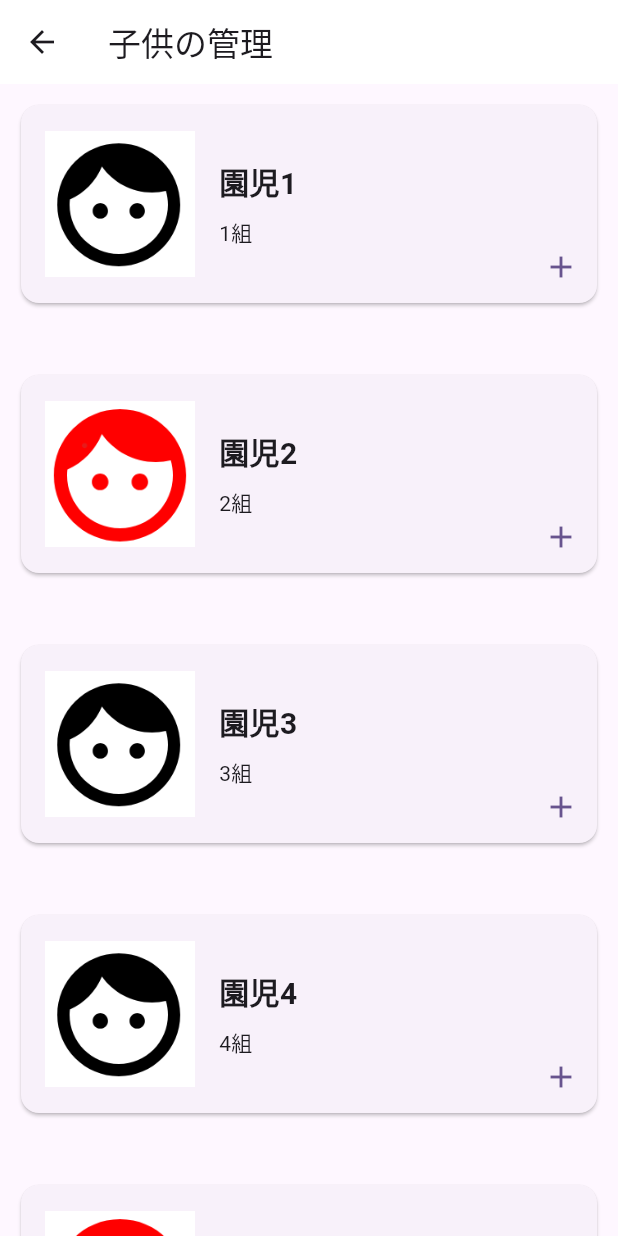
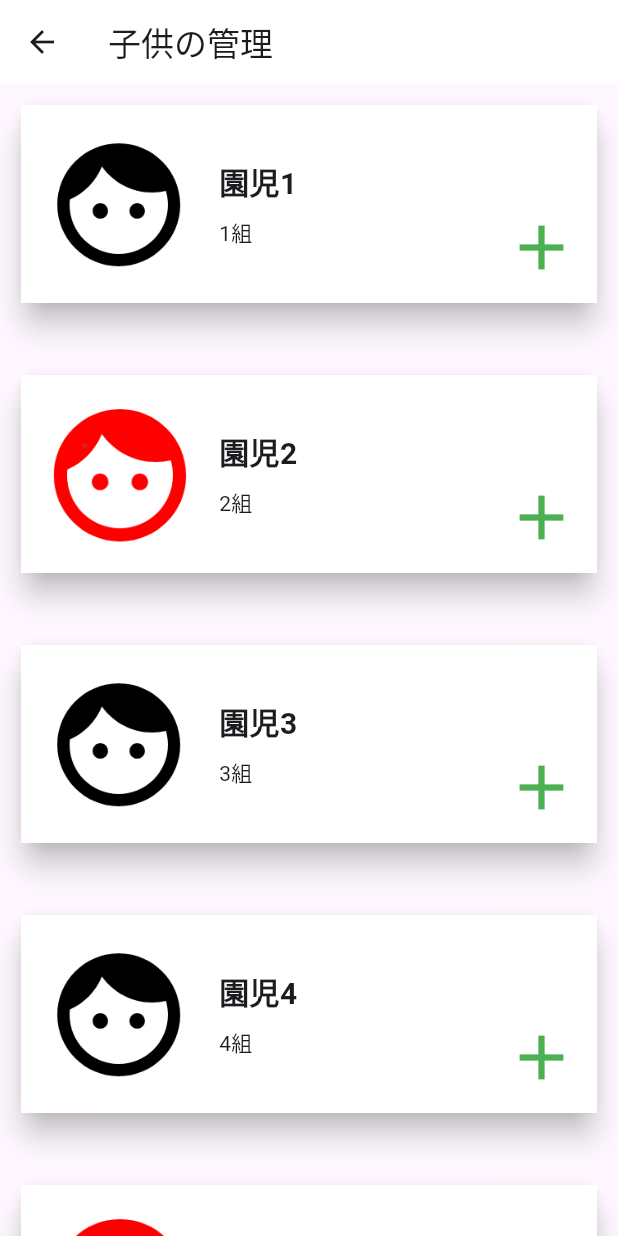
Before and after one commit to GreenTeaProgrammers/WhereChildBus, a Flutter app: the BusChildManagePage screen opened directly, on a phone screen of 412 x 824 dp. Run offline on Flutter 3.47's test engine with Material 3 defaults, Android fonts, the phone set to English and light mode, and no system bars; our stand-ins replace fixnum, flutter_dotenv, image_picker; missing offline and left inert: grpc, protobuf.

Commit message:
feat:ボタンののタップ操作を実装

```diff
--- a/frontend/where_child_bus/lib/components/child_list/child_list_with_button.dart
+++ b/frontend/where_child_bus/lib/components/child_list/child_list_with_button.dart
@@ -1,5 +1,5 @@
 import 'package:flutter/material.dart';
-import 'package:where_child_bus/components/child_list/element/child_list_element.dart';
+import 'package:where_child_bus/components/child_list/element/child_list_element_with_button.dart';
 
 enum ButtonIconType { add, remove }
 
@@ -29,52 +29,23 @@ class _ChildListWithButtonState extends State<ChildListWithButton> {
     return ListView.separated(
       itemCount: widget.childNames.length,
       separatorBuilder: (BuildContext context, int index) => const Divider(height: 20, color: Colors.transparent),
-      itemBuilder: (BuildContext context, int index) => ChildListElementWithButton(widget: widget, context: context, index: index),
+      itemBuilder: (BuildContext context, int index) {
+        // ChildListElementWithButtonに必要な情報を渡す
+        return ChildListElementWithButton(
+          childName: widget.childNames[index],
+          groupName: widget.groupNames[index],
+          image: widget.images[index],
+          buttonIconType: widget.buttonIconTypes[index], // 各アイテムに対応するアイコンタイプ
+          onTap: () {
+            // ここでリストアイテムがタップされたときの動作を定義
+            print("${widget.childNames[index]}がタップされました");
+          },
+          onButtonTap: () {
+            // ここでアイコンボタンがタップされたときの動作を定義
+            print("${widget.childNames[index]}のボタンがタップされました");
+          },
+        );
+      },
     );
   }
 }
-
-class ChildListElementWithButton extends StatelessWidget {
-  const ChildListElementWithButton({
-    super.key,
-    required this.widget,
-    required this.context,
-    required this.index,
-  });
-
-  final ChildListWithButton widget;
-  final BuildContext context;
-  final int index;
-
-  @override
-  Widget build(BuildContext context) {
-    // 各アイテムに対応するボタンアイコンタイプを取得
-    ButtonIconType buttonIconType = widget.buttonIconTypes[index];
-
-    return Padding(
-      padding: const EdgeInsets.all(10),
-      child: Stack(
-        children: [
-          ChildListElement(
-            title: widget.childNames[index],
-            subtitle: widget.groupNames[index],
-            imagePath: "assets/images/face_${widget.images[index]}.png",
-            onTap: widget.callback,
-          ),
-          Positioned(
-            right: 4,
-            bottom: 4,
-            child: IconButton(
-              icon: Icon(buttonIconType == ButtonIconType.add ? Icons.add : Icons.remove),
-              onPressed: () {
-                // ここにボタンタップ時のアクションを実装
-              },
-              color: Theme.of(context).primaryColor,
-              iconSize: 24.0,
-            ),
-          ),
-        ],
-      ),
-    );
-  }
-}
--- a/frontend/where_child_bus/lib/components/child_list/element/child_list_element.dart
+++ b/frontend/where_child_bus/lib/components/child_list/element/child_list_element.dart
@@ -19,9 +19,12 @@ class ChildListElement extends StatelessWidget {
 
   @override
   Widget build(BuildContext context) {
-    return InkWell(
-      onTap: onTap,
-      child: Card(
+    return Card(
+      elevation: 8,
+      child: Material(
+        color: Colors.white, // Cardの背景色
+        child: InkWell(
+          onTap: onTap, // タップ時のアクション
           child: Padding(
             padding: const EdgeInsets.all(16.0),
             child: Row(
@@ -43,6 +46,7 @@ class ChildListElement extends StatelessWidget {
             ),
           ),
         ),
+      ),
     );
   }
 }
--- /dev/null
+++ b/frontend/where_child_bus/lib/components/child_list/element/child_list_element_with_button.dart
@@ -0,0 +1,75 @@
+import 'package:flutter/material.dart';
+import 'package:where_child_bus/components/child_list/child_list_with_button.dart';
+import 'package:where_child_bus/components/child_list/element/child_list_element.dart';
+
+
+class ChildListElementWithButton extends StatefulWidget {
+  final String childName;
+  final String groupName;
+  final String image;
+  final VoidCallback? onTap;
+  final VoidCallback? onButtonTap;
+  final ButtonIconType buttonIconType;
+
+  ChildListElementWithButton({
+    Key? key,
+    required this.childName,
+    required this.groupName,
+    required this.image,
+    this.onTap,
+    this.onButtonTap,
+    this.buttonIconType = ButtonIconType.add, // デフォルト値を提供
+  }) : super(key: key);
+
+  @override
+  _ChildListElementWithButtonState createState() => _ChildListElementWithButtonState();
+}
+
+class _ChildListElementWithButtonState extends State<ChildListElementWithButton> {
+  ButtonIconType? currentButtonType;
+
+  @override
+  void initState() {
+    super.initState();
+    currentButtonType = widget.buttonIconType; // 初期アイコンタイプを設定
+  }
+
+  @override
+  Widget build(BuildContext context) {
+    return Padding(
+      padding: const EdgeInsets.all(10),
+      child: Stack(
+        children: [
+          ChildListElement(
+            title: widget.childName,
+            subtitle: widget.groupName,
+            imagePath: "assets/images/face_${widget.image}.png",
+            onTap: widget.onTap,
+          ),
+          Positioned(
+            right: 8,
+            bottom: 8,
+            child: IconButton(
+              icon: Icon(
+                currentButtonType == ButtonIconType.add ? Icons.add : Icons.remove,
+                // アイコンの色を動的に変更
+                color: currentButtonType == ButtonIconType.add ? Colors.green : Colors.red,
+                size: 50.0, // アイコンサイズの指定もここで行う
+              ),
+              onPressed: () {
+                if (widget.onButtonTap != null) {
+                  widget.onButtonTap!();
+                }
+                // アイコンタイプの切り替え
+                setState(() {
+                  currentButtonType = currentButtonType == ButtonIconType.add ? ButtonIconType.remove : ButtonIconType.add;
+                });
+              },
+              // IconButton自体の色指定は不要になるため削除
+            ),
+          ),
+        ],
+      ),
+    );
+  }
+}
```
Lines whose indentation alone changed are shown as unchanged.
